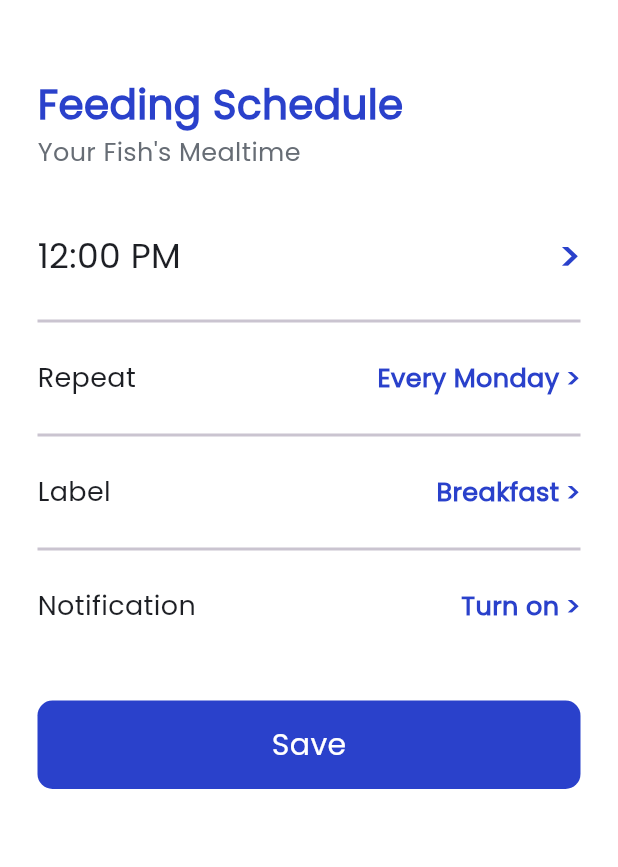
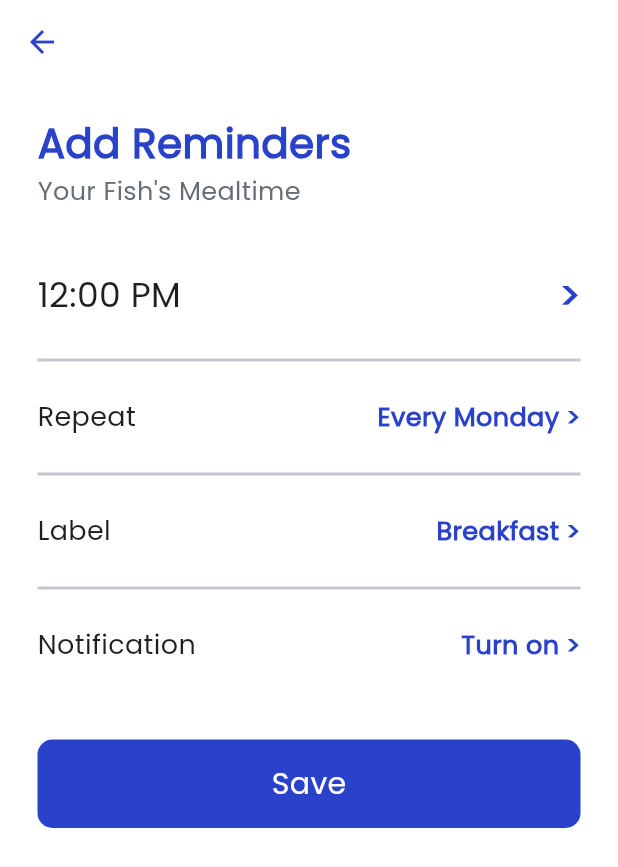
Before and after one commit to JNazrin/aquafeed-app, a Flutter app: the Schedule screen opened directly, after a tap on "Add +", on a phone screen of 412 x 824 dp. Shown: the top 867 px of the screen. Run offline on Flutter 3.47's test engine with Material 3 defaults, Android fonts, the phone set to English and light mode, and no system bars; our stand-ins replace cloud_firestore, connectivity_plus, firebase_auth, firebase_core, get, google_sign_in and 1 more; accounts and stored records are empty.

Commit message:
update schedule

```diff
--- a/aquafeed-app/lib/src/features/schedule_feeding/pages/schedule_screen.dart
+++ b/aquafeed-app/lib/src/features/schedule_feeding/pages/schedule_screen.dart
@@ -1,8 +1,10 @@
+import 'package:aquafeed_app/src/features/home/pages/home_screen.dart';
+import 'package:aquafeed_app/src/features/history_feeding/pages/history_screen.dart';
 import 'package:aquafeed_app/src/features/schedule_feeding/pages/schedule_setup_screen.dart';
 import 'package:flutter/material.dart';
 import 'package:aquafeed_app/src/utils/constants/colors.dart';
 import 'package:aquafeed_app/src/utils/components/button_widget.dart';
-import 'package:aquafeed_app/src/utils/components/schedule_card_widget.dart';
+import 'package:aquafeed_app/src/utils/components/history_card_widget.dart';
 
 class Schedule extends StatefulWidget {
   const Schedule({super.key});
@@ -15,15 +17,27 @@ class _ScheduleState extends State<Schedule> {
   @override
   Widget build(BuildContext context) {
     return Scaffold(
+      appBar: AppBar(
+        leading: BackButton(
+          color: primaryColor,
+          onPressed: () {
+            // Navigate to the desired page
+            Navigator.push(context, MaterialPageRoute(builder: (context) => const Home()));
+          },
+        ),
+        backgroundColor: whiteColor,
+        elevation: 0,
+      ),
+
       body: SafeArea(
         child: SingleChildScrollView(
           child: Padding(
-            padding: EdgeInsets.fromLTRB(25, 50, 25, 0),
+            padding: const EdgeInsets.fromLTRB(25, 20, 25, 0),
             child: Column(
               crossAxisAlignment: CrossAxisAlignment.start,
               children: [
                 // Title page
-                Text(
+                const Text(
                   'Feeding Schedule',
                   style: TextStyle(
                     color: primaryColor,
@@ -33,7 +47,7 @@ class _ScheduleState extends State<Schedule> {
                 ),
 
                 // Sub title
-                Text(
+                const Text(
                   'Your Fish\'s Mealtime',
                   style: TextStyle(
                     color: textColor2,
@@ -41,37 +55,37 @@ class _ScheduleState extends State<Schedule> {
                   ),
                 ),
 
-                SizedBox(height: 40),
+                const SizedBox(height: 40),
 
                 // schedule list
-                ScheduleCard(
-                  label: 'Label',
-                  date: 'Fri, 13 Okt',
-                  time: '12:00 PM',
-                  typeFeed: 'Schedule'
-                ),
+                // const HistoryCard(
+                //     history: history
+                // ),
 
-                SizedBox(height: 30),
+                const SizedBox(height: 30),
 
                 Row(
                   mainAxisAlignment: MainAxisAlignment.end,
                   children: [
                     // history button
-                    Text(
-                      'History',
-                      style: TextStyle(
-                        fontSize: 17,
-                        fontWeight: FontWeight.bold,
-                        color: primaryColor
+                    InkWell(
+                      onTap: () => Navigator.push(context, MaterialPageRoute(builder: (context) => const History())),
+                      child: const Text(
+                        'History',
+                        style: TextStyle(
+                          fontSize: 17,
+                          fontWeight: FontWeight.bold,
+                          color: primaryColor
+                        ),
                       ),
                     ),
 
-                    SizedBox(width: 40),
+                    const SizedBox(width: 40),
 
                     // add schedule button
                     Button(
                       onPressed: () {
-                        Navigator.push(context, MaterialPageRoute(builder: (context) => ScheduleSetup()));
+                        Navigator.push(context, MaterialPageRoute(builder: (context) => const ScheduleSetup()));
                       },
                       text: 'Add +'
                     ),
--- a/aquafeed-app/lib/src/features/schedule_feeding/pages/schedule_setup_screen.dart
+++ b/aquafeed-app/lib/src/features/schedule_feeding/pages/schedule_setup_screen.dart
@@ -12,7 +12,7 @@ class ScheduleSetup extends StatefulWidget {
 
 class _ScheduleSetupState extends State<ScheduleSetup> {
   // create timeOfDay variable
-  TimeOfDay _timeOfDay = TimeOfDay(hour: 12, minute: 0);
+  TimeOfDay _timeOfDay = const TimeOfDay(hour: 12, minute: 0);
 
   // create showTimePicker method
   void _showTimePicker() {
@@ -29,16 +29,28 @@ class _ScheduleSetupState extends State<ScheduleSetup> {
   @override
   Widget build(BuildContext context) {
     return Scaffold(
+      appBar: AppBar(
+        leading: BackButton(
+          color: primaryColor,
+          onPressed: () {
+            // Navigate to the desired page
+            Navigator.push(context, MaterialPageRoute(builder: (context) => const Schedule()));
+          },
+        ),
+        backgroundColor: whiteColor,
+        elevation: 0,
+      ),
+
       body: SafeArea(
         child: SingleChildScrollView(
           child: Padding(
-            padding: EdgeInsets.fromLTRB(25, 50, 25, 0),
+            padding: const EdgeInsets.fromLTRB(25, 20, 25, 0),
             child: Column(
               crossAxisAlignment: CrossAxisAlignment.start,
               children: [
                 // Title page
-                Text(
-                  'Feeding Schedule',
+                const Text(
+                  'Add Reminders',
                   style: TextStyle(
                     color: primaryColor,
                     fontSize: 27,
@@ -47,7 +59,7 @@ class _ScheduleSetupState extends State<ScheduleSetup> {
                 ),
 
                 // Sub title
-                Text(
+                const Text(
                   'Your Fish\'s Mealtime',
                   style: TextStyle(
                     color: textColor2,
@@ -55,7 +67,7 @@ class _ScheduleSetupState extends State<ScheduleSetup> {
                   ),
                 ),
 
-                SizedBox(height: 40),
+                const SizedBox(height: 40),
 
                 // set timer section
                 Row(
@@ -63,7 +75,7 @@ class _ScheduleSetupState extends State<ScheduleSetup> {
                   children: [
                     Text(
                       _timeOfDay.format(context).toString(),
-                      style: TextStyle(
+                      style: const TextStyle(
                         color: textColor,
                         fontSize: 23,
                       ),
@@ -74,7 +86,7 @@ class _ScheduleSetupState extends State<ScheduleSetup> {
                       onTap: () {
                         _showTimePicker();
                       },
-                      child: Text(
+                      child: const Text(
                         '>',
                         style: TextStyle(
                           color: primaryColor,
@@ -86,7 +98,7 @@ class _ScheduleSetupState extends State<ScheduleSetup> {
                   ],
                 ),
 
-                Divider(
+                const Divider(
                   height: 50,
                   thickness: 2,
                 ),
@@ -95,7 +107,7 @@ class _ScheduleSetupState extends State<ScheduleSetup> {
                 Row(
                   mainAxisAlignment: MainAxisAlignment.spaceBetween,
                   children: [
-                    Text(
+                    const Text(
                       'Repeat',
                       style: TextStyle(
                         color: textColor,
@@ -106,7 +118,7 @@ class _ScheduleSetupState extends State<ScheduleSetup> {
                     // button to set repeat
                     GestureDetector(
                       onTap: () {},
-                      child: Text(
+                      child: const Text(
                         'Every Monday >',
                         style: TextStyle(
                           color: primaryColor,
@@ -118,7 +130,7 @@ class _ScheduleSetupState extends State<ScheduleSetup> {
                   ],
                 ),
 
-                Divider(
+                const Divider(
                   height: 50,
                   thickness: 2,
                 ),
@@ -127,7 +139,7 @@ class _ScheduleSetupState extends State<ScheduleSetup> {
                 Row(
                   mainAxisAlignment: MainAxisAlignment.spaceBetween,
                   children: [
-                    Text(
+                    const Text(
                       'Label',
                       style: TextStyle(
                         color: textColor,
@@ -138,7 +150,7 @@ class _ScheduleSetupState extends State<ScheduleSetup> {
                     // button to set repeat
                     GestureDetector(
                       onTap: () {},
-                      child: Text(
+                      child: const Text(
                         'Breakfast >',
                         style: TextStyle(
                           color: primaryColor,
@@ -150,7 +162,7 @@ class _ScheduleSetupState extends State<ScheduleSetup> {
                   ],
                 ),
 
-                Divider(
+                const Divider(
                   height: 50,
                   thickness: 2,
                 ),
@@ -159,7 +171,7 @@ class _ScheduleSetupState extends State<ScheduleSetup> {
                 Row(
                   mainAxisAlignment: MainAxisAlignment.spaceBetween,
                   children: [
-                    Text(
+                    const Text(
                       'Notification',
                       style: TextStyle(
                         color: textColor,
@@ -170,7 +182,7 @@ class _ScheduleSetupState extends State<ScheduleSetup> {
                     // button to set repeat
                     GestureDetector(
                       onTap: () {},
-                      child: Text(
+                      child: const Text(
                         'Turn on >',
                         style: TextStyle(
                           color: primaryColor,
@@ -182,12 +194,12 @@ class _ScheduleSetupState extends State<ScheduleSetup> {
                   ],
                 ),
 
-                SizedBox(height: 50),
+                const SizedBox(height: 50),
 
                 // save button
                 Button(
                   onPressed: () {
-                    Navigator.push(context, MaterialPageRoute(builder: (context) => Schedule()));
+                    Navigator.push(context, MaterialPageRoute(builder: (context) => const Schedule()));
                   },
                   text: 'Save',
                 )
```
Also changed, not shown: aquafeed-app/lib/src/features/schedule_feeding/pages/history_screen.dart (deleted, +0 -76 lines).
